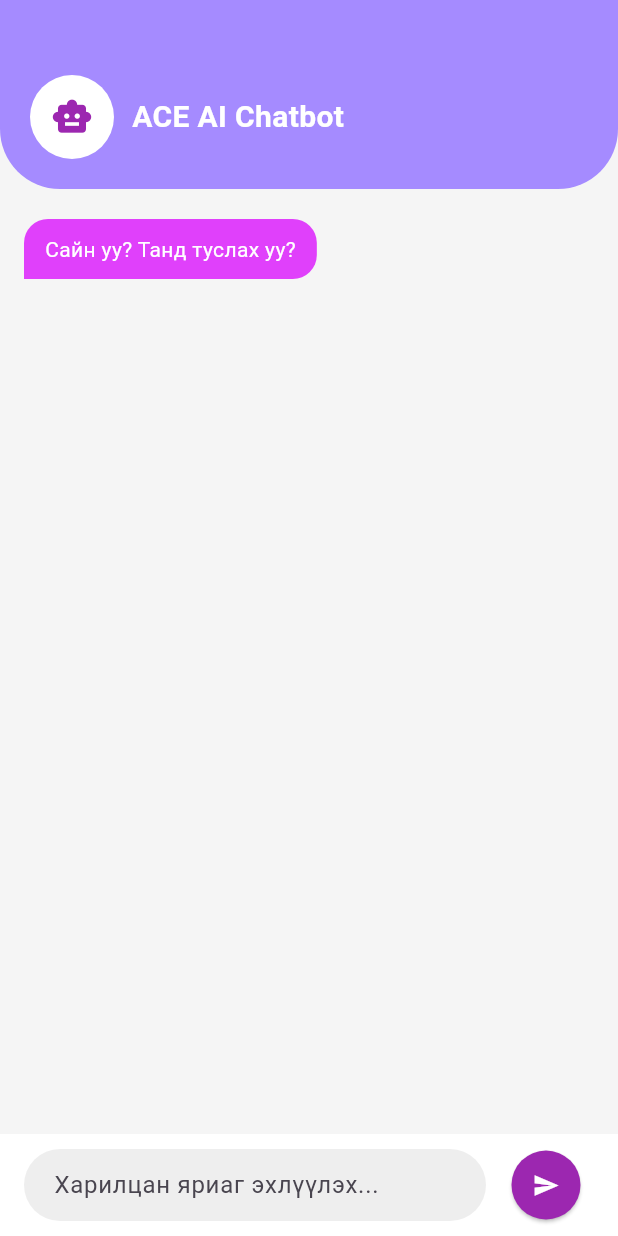
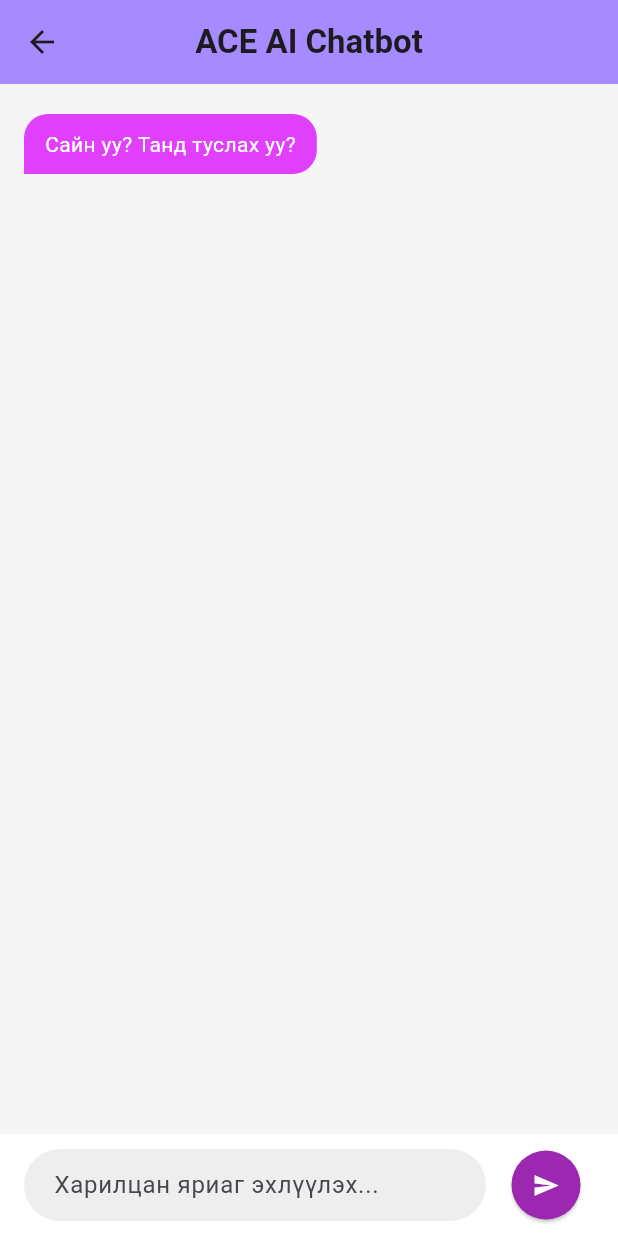
Before and after one commit to temuulen26/girlscode_ace, a Flutter app: the ChatPage screen opened directly, on a phone screen of 412 x 824 dp. Run offline on Flutter 3.47's test engine with Material 3 defaults, Android fonts, the phone set to English and light mode, and no system bars.

Commit message:
Initial commit

```diff
--- a/lib/chat_page.dart
+++ b/lib/chat_page.dart
@@ -52,9 +52,20 @@ class _ChatPageState extends State<ChatPage> {
   Widget build(BuildContext context) {
     return Scaffold(
       backgroundColor: Colors.grey[100],
+      appBar: AppBar(
+        backgroundColor: const Color(0xFFA58BFF),
+        title: const Text(
+          "ACE AI Chatbot",
+          style: TextStyle(fontWeight: FontWeight.bold),
+        ),
+        centerTitle: true,
+        leading: IconButton(
+          icon: const Icon(Icons.arrow_back),
+          onPressed: () => Navigator.pop(context), // Буцах функц
+        ),
+      ),
       body: Column(
         children: [
-          _header(),
           Expanded(
             child: ListView.builder(
               padding: const EdgeInsets.all(16),
@@ -106,37 +117,6 @@ class _ChatPageState extends State<ChatPage> {
     );
   }
 
-  Widget _header() {
-    return Container(
-      padding: const EdgeInsets.fromLTRB(20, 50, 20, 20),
-      decoration: const BoxDecoration(
-        color: Color(0xFFA58BFF),
-        borderRadius: BorderRadius.only(
-          bottomLeft: Radius.circular(40),
-          bottomRight: Radius.circular(40),
-        ),
-      ),
-      child: Row(
-        children: const [
-          CircleAvatar(
-            radius: 28,
-            backgroundColor: Colors.white,
-            child: Icon(Icons.smart_toy, color: Colors.purple, size: 28),
-          ),
-          SizedBox(width: 12),
-          Text(
-            "ACE AI Chatbot",
-            style: TextStyle(
-              color: Colors.white,
-              fontSize: 20,
-              fontWeight: FontWeight.bold,
-            ),
-          ),
-        ],
-      ),
-    );
-  }
-
   Widget _inputArea() {
     return Container(
       padding: const EdgeInsets.symmetric(horizontal: 16, vertical: 10),
--- a/pubspec.yaml
+++ b/pubspec.yaml
@@ -92,3 +92,5 @@ flutter:
   assets:
     - assets/logo.png
     - assets/career_news.jpg
+    - assets/mbti_test.png
+    - assets/news2.jpeg
```
Also changed, not shown: assets/mbti_test.png (added), assets/news2.jpeg (added).
